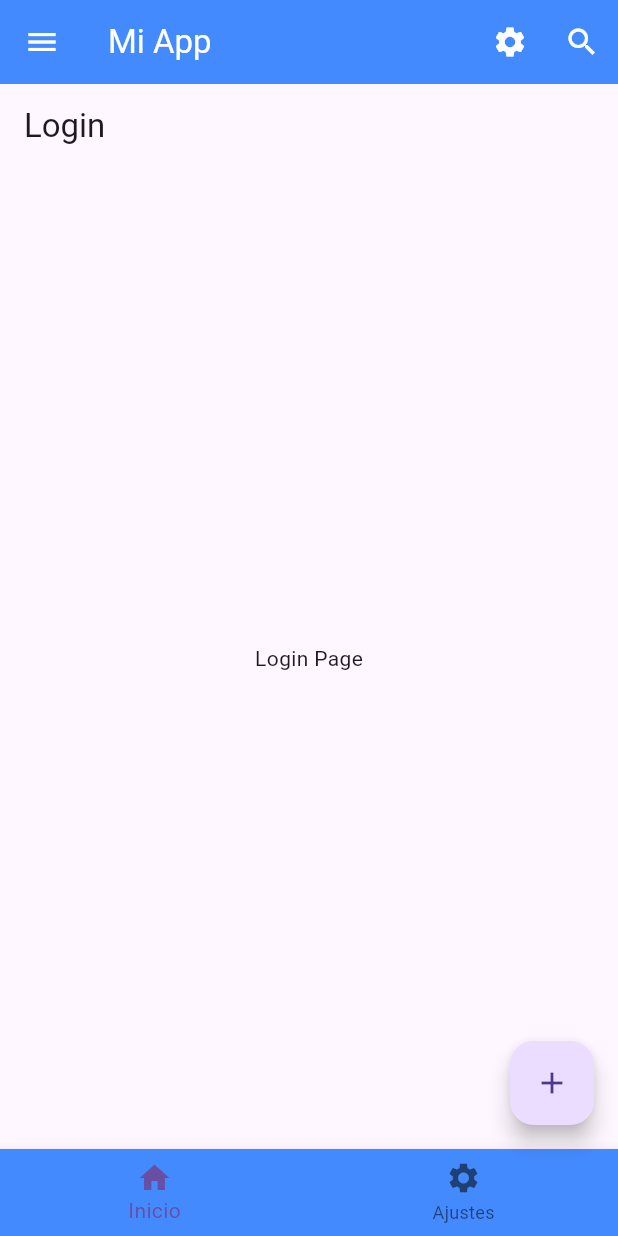
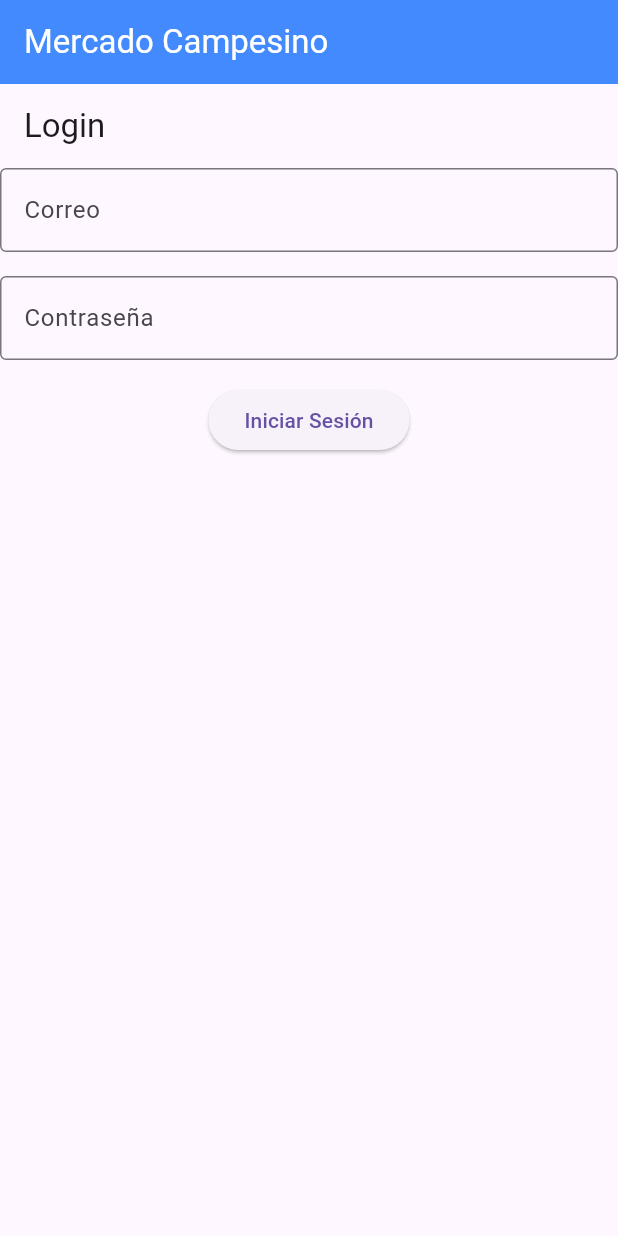
Before and after one commit to Pedrito2626/Actividad2Movil, a Flutter app: the screen it shows after launch, on a phone screen of 412 x 824 dp. Run offline on Flutter 3.47's test engine with Material 3 defaults, Android fonts, the light colour scheme and no system bars.

Commit message:
Func Completitud de la pantalla login

```diff
--- a/lib/main.dart
+++ b/lib/main.dart
@@ -1,42 +1,22 @@
 import 'package:flutter/material.dart';
-import 'package:mercados_campesino_app/pantallas/login.dart';
+import 'package:mercados_campesino_app/pantalla/login.dart';
+
 void main() => runApp(const MercadoApp());
 
 class MercadoApp extends StatelessWidget {
   const MercadoApp({super.key});
 
-@override
+  @override
   Widget build(BuildContext context) {
     return MaterialApp(
       debugShowCheckedModeBanner: false,
       home: Scaffold(
         appBar: AppBar(
-          title: Text('Mi App'),
+          title: Text('Mercado Campesino'),
           backgroundColor: Colors.blueAccent,
           foregroundColor: Colors.white,
-          actions: [
-            IconButton(onPressed: () {}, icon: Icon(Icons.settings)),
-            IconButton(onPressed: () {}, icon: Icon(Icons.search)),
-          ],
-          leading: IconButton(onPressed: () {}, icon: Icon(Icons.menu)),
         ),
-        body:  const PantallaLogin(),
-        floatingActionButton: FloatingActionButton(
-          onPressed: () {},
-          child: Icon(Icons.add),
-        ),
-        bottomNavigationBar: BottomNavigationBar(
-          items: [
-            BottomNavigationBarItem(icon: Icon(Icons.home), label: 'Inicio'),
-            BottomNavigationBarItem(
-              icon: Icon(Icons.settings),
-              label: 'Ajustes',
-            ),
-          ],
-          currentIndex: 0,
-          onTap: (indice) {},
-          backgroundColor: Colors.blueAccent,
-        ),
+        body: const PantallaLogin(),
       ),
     );
   }
--- a/lib/pantalla/login.dart
+++ b/lib/pantalla/login.dart
@@ -1,12 +1,61 @@
 import 'package:flutter/material.dart';
-class PantallaLogin extends StatelessWidget {
+class PantallaLogin extends StatefulWidget {
   const PantallaLogin({super.key});
+
+  @override
+  State<PantallaLogin> createState() => _PantallaLoginState();
+}
+class _PantallaLoginState extends State<PantallaLogin> {
+  final _correoController = TextEditingController();
+  final _contrasenaController = TextEditingController();
+
+  @override
+  void dispose() {
+    _correoController.dispose();
+    _contrasenaController.dispose();
+    super.dispose();
+  }
 
   @override
   Widget build(BuildContext context) {
     return Scaffold(
       appBar: AppBar(title: const Text('Login')),
-      body: const Center(child: Text('Login Page')),
+      body: Center(
+        child: Column(
+          children: [
+            TextField(
+              controller: _correoController,
+              decoration: InputDecoration(
+                labelText: 'Correo',
+                border: OutlineInputBorder(),
+              ),
+            ),
+            SizedBox(height: 16),
+            TextField(
+              controller: _contrasenaController,
+              obscureText: true,
+              decoration: InputDecoration(
+                labelText: 'Contraseña',
+                border: OutlineInputBorder(),
+              ),
+            ),
+            SizedBox(height: 16),
+            ElevatedButton(
+              onPressed: () {
+                Navigator.pushReplacement(
+                  context,
+                  MaterialPageRoute(builder: (context) => PantallaLogin(
+                    correo: _correoController.text,
+                    contrasena: _contrasenaController.text,
+                  )),
+                );
+              },
+              child:  Text('Iniciar Sesión'),
+            ),
+
+          ],
+        ),
+      ),
     );
   }
 }
--- a/lib/pantallas/login.dart
+++ /dev/null
@@ -1,13 +0,0 @@
-import 'package:flutter/material.dart';
-
-class PantallaLogin extends StatelessWidget {
-  const PantallaLogin({super.key});
-
-  @override
-  Widget build(BuildContext context) {
-    return Scaffold(
-      appBar: AppBar(title: const Text('Login')),
-      body: const Center(child: Text('Login Page')),
-    );
-  }
-}
```
